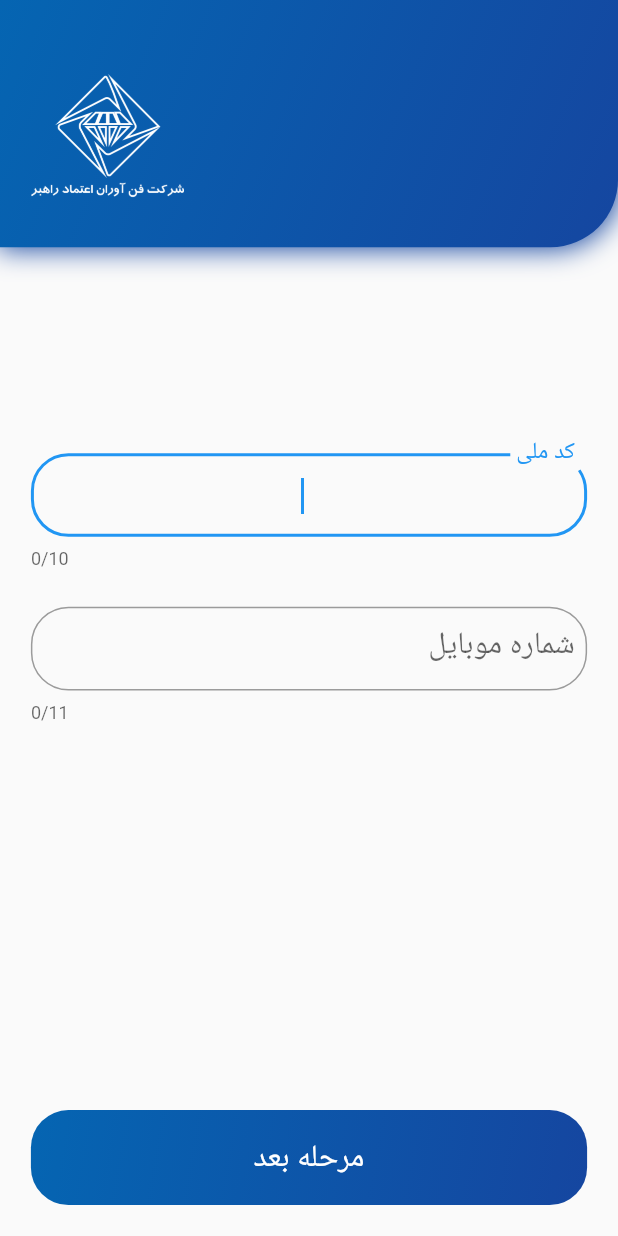
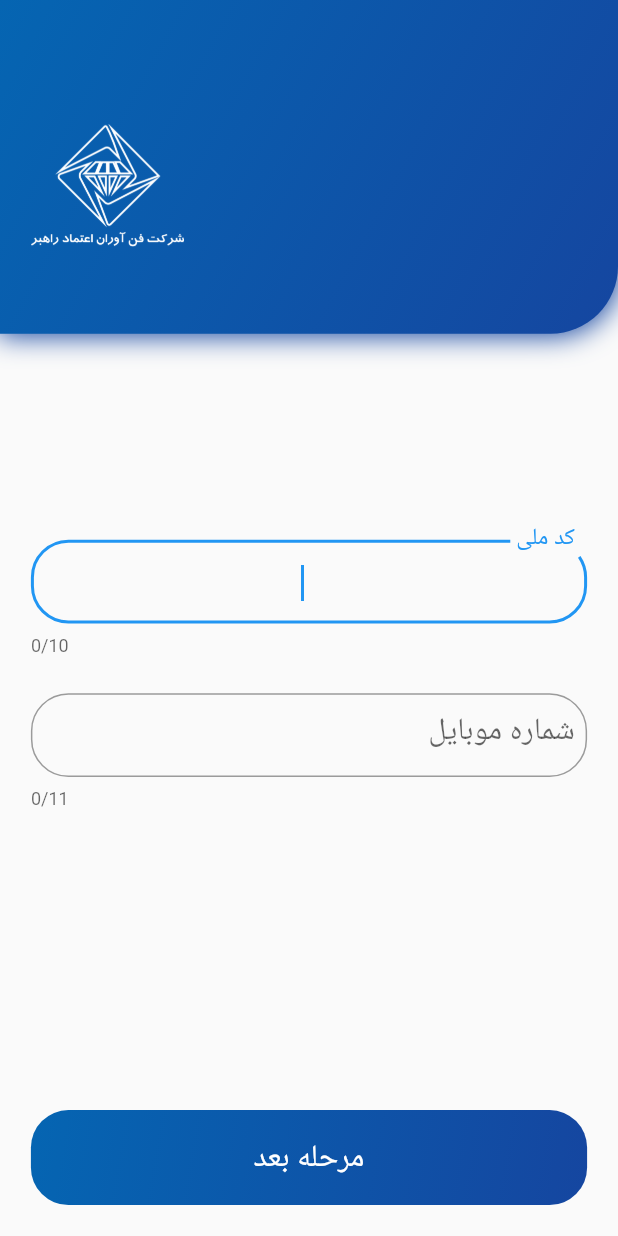
Before and after one commit to AliShakoori89/fanaar_sign, a Flutter app: the screen it shows after launch, on a phone screen of 412 x 824 dp. Run offline on Flutter 3.47's test engine with Material 2 defaults, Android fonts, the phone set to English and light mode, and no system bars; our stand-ins replace device_preview, local_auth, shamsi_date; missing offline and left inert: local_auth_android, persian_number_utility.

Commit message:
edit header and profile image

```diff
--- a/lib/component/datetime_now.dart
+++ b/lib/component/datetime_now.dart
@@ -16,7 +16,7 @@ class DateTimeNow extends StatelessWidget {
     return Text(date.toPersianDigit(),
       style: TextStyle(
           color: Colors.white,
-          fontSize: MediaQuery.of(context).size.height / 60
+          fontSize: MediaQuery.of(context).size.width / 30
       ),);
   }
 }
--- a/lib/component/main_page_header.dart
+++ b/lib/component/main_page_header.dart
@@ -34,27 +34,29 @@ class MainPageHeader extends StatelessWidget {
         margin: EdgeInsets.only(
           left: MediaQuery.of(context).size.width / 20,
           right: MediaQuery.of(context).size.width / 20,
-          top: MediaQuery.of(context).size.height / 50,
+          top: MediaQuery.of(context).size.height / 20,
           bottom: MediaQuery.of(context).size.height / 50,
 
         ),
+        child: SizedBox(
+          height: MediaQuery.of(context).size.height / 5,
           child: Column(
             children: [
-            SizedBox(
-              height: MediaQuery.of(context).size.height / 25,
-            ),
-            Row(
+              Expanded(
+                flex: 3,
+                child: Row(
                   mainAxisAlignment: MainAxisAlignment.spaceBetween,
                   children: [
                     const FanaarLogo(),
                     mainPage == true ? const ProfilePic() : Container(),
                   ],
                 ),
-            SizedBox(
-              height: MediaQuery.of(context).size.height / 50,
               ),
-            mainPage == true ? DateTimeNow() : Container()
+              mainPage == true ? Expanded(
+                  flex: 1,
+                  child: DateTimeNow()) : Container()
             ],
+          ),
         )
       ),
     );
--- a/lib/page/home_page.dart
+++ b/lib/page/home_page.dart
@@ -21,10 +21,10 @@ class _HomePageState extends State<HomePage> {
         body: Column(
           children: [
             Expanded(
-              flex: 3,
+              flex: 4,
                 child: MainPageHeader(mainPage: true)),
             Expanded(
-                flex: 10,
+                flex: 12,
                 child: MainPageFooter())
           ],
         ),
```
Also changed, not shown: lib/component/list_view.dart (+13 -2 lines), lib/component/profile_pic.dart (+31 -3 lines), lib/component/text_field.dart (+20 -1 lines), lib/main.dart (+6 -5 lines), lib/page/issued_certificate_page.dart (added, +25 -0 lines). Lines whose indentation alone changed are shown as unchanged.
